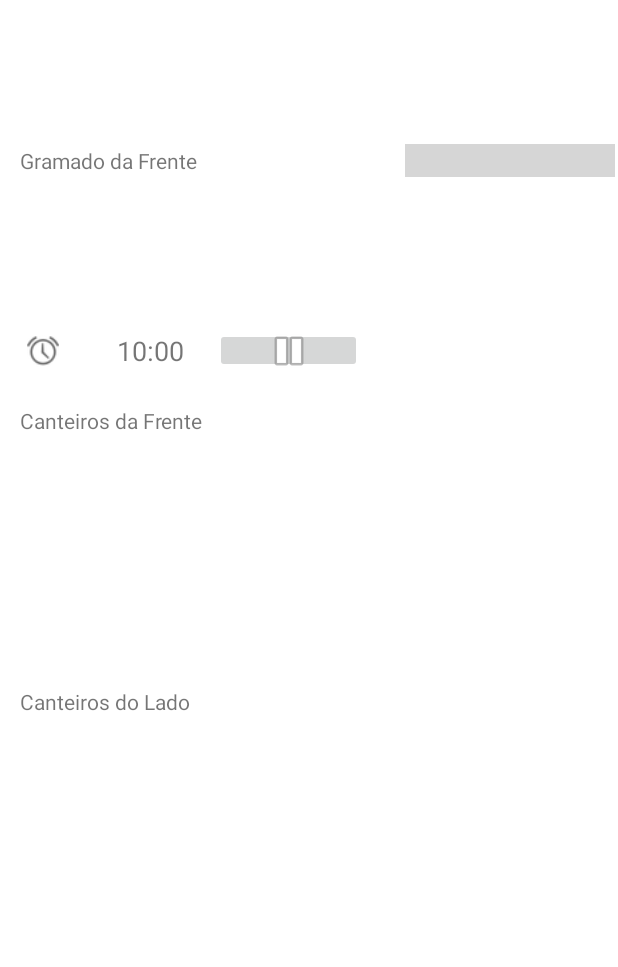
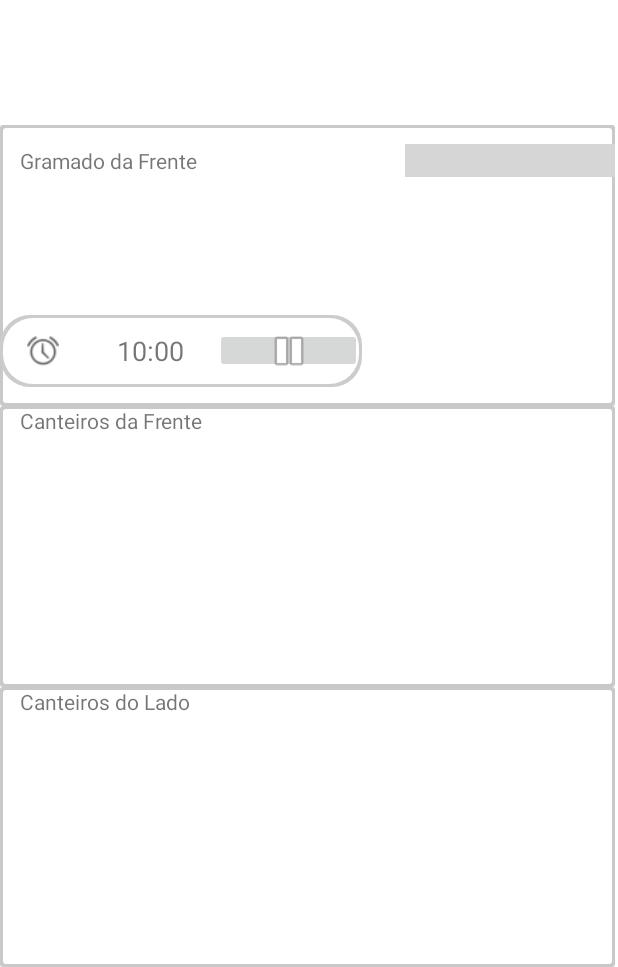
Before and after one commit to lennedy/irrigation-app, an Android app: the MainActivity screen opened directly, with no data from a screen before it, on a phone screen of 412 x 824 dp, the part 269-1236 px from its top. Run offline under Robolectric (Android 15) with nearby library versions, the phone set to English and light mode, and no system bars; grey boxes are pictures that could not be loaded.

Commit message:
Criado arquivos para funcionarem como bordas dos layouts

```diff
--- a/app/src/main/res/drawable/customborder.xml
+++ b/app/src/main/res/drawable/customborder.xml
@@ -1,4 +1,20 @@
 <?xml version="1.0" encoding="utf-8"?>
-<selector xmlns:android="http://schemas.android.com/apk/res/android">
+<layer-list xmlns:android="http://schemas.android.com/apk/res/android">
+    <item>
+        <shape android:shape="rectangle">
+            <solid android:color="#CABBBBBB"/>
+            <corners android:radius="2dp" />
+        </shape>
+    </item>
 
-</selector>
+    <item
+        android:left="2dp"
+        android:right="2dp"
+        android:top="2dp"
+        android:bottom="2dp">
+        <shape android:shape="rectangle">
+            <solid android:color="@android:color/white"/>
+            <corners android:radius="2dp" />
+        </shape>
+    </item>
+</layer-list>
--- a/app/src/main/res/drawable/customborder2.xml
+++ b/app/src/main/res/drawable/customborder2.xml
@@ -1,4 +1,22 @@
 <?xml version="1.0" encoding="utf-8"?>
-<selector xmlns:android="http://schemas.android.com/apk/res/android">
+<layer-list xmlns:android="http://schemas.android.com/apk/res/android">
 
-</selector>
+    <item>
+        <shape xmlns:android="http://schemas.android.com/apk/res/android" android:shape="rectangle">
+            <corners android:radius="20dp"/>
+            <padding android:left="0dp" android:right="0dp" android:top="0dp" android:bottom="0dp"/>
+            <solid android:color="#CCCCCC"/>
+        </shape>
+    </item>
+
+    <item
+        android:left="2dp"
+        android:right="2dp"
+        android:top="2dp"
+        android:bottom="2dp">
+        <shape android:shape="rectangle">
+            <solid android:color="@android:color/white"/>
+            <corners android:radius="20dp" />
+        </shape>
+    </item>
+</layer-list>
```
